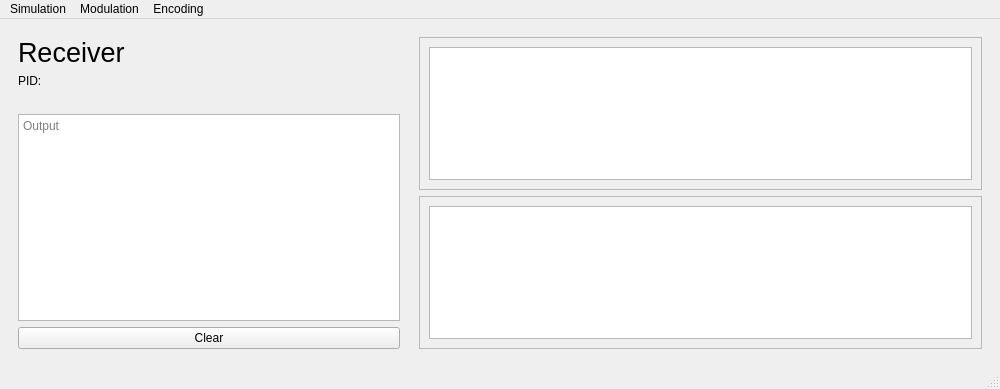
First picture: the form in R_App.ui, repository HeitorLRM/TR1_qt, before the edit.
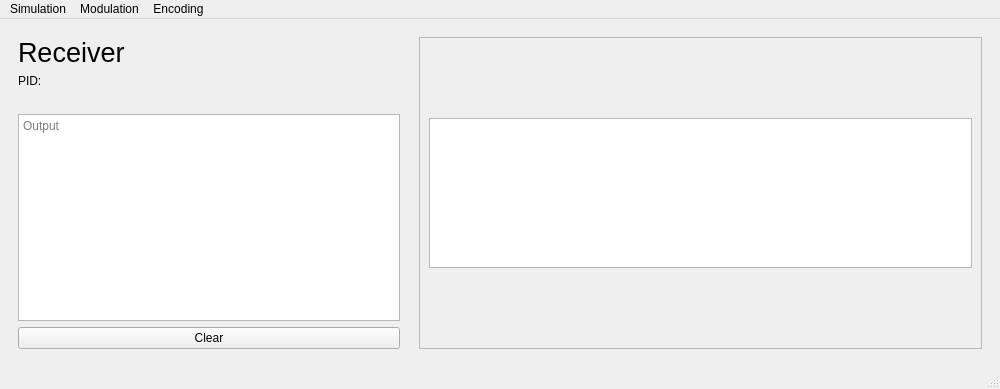
Second picture: the form after the edit. Custom widgets are drawn as their Qt base class.

Patch:
```diff
--- a/R_App.ui
+++ b/R_App.ui
@@ -102,21 +102,6 @@
         <enum>QFrame::Shape::NoFrame</enum>
        </property>
        <layout class="QVBoxLayout" name="verticalLayout_3">
-        <item>
-         <widget class="QFrame" name="frame_3">
-          <property name="frameShape">
-           <enum>QFrame::Shape::StyledPanel</enum>
-          </property>
-          <property name="frameShadow">
-           <enum>QFrame::Shadow::Raised</enum>
-          </property>
-          <layout class="QVBoxLayout" name="verticalLayout_4">
-           <item>
-            <widget class="QChartView" name="chart_signal"/>
-           </item>
-          </layout>
-         </widget>
-        </item>
         <item>
          <widget class="QFrame" name="frame_4">
           <property name="frameShape">
@@ -127,7 +112,14 @@
           </property>
           <layout class="QVBoxLayout" name="verticalLayout_5">
            <item>
-            <widget class="QChartView" name="chart_bitstream"/>
+            <widget class="QChartView" name="chart_bitstream">
+             <property name="maximumSize">
+              <size>
+               <width>16777215</width>
+               <height>150</height>
+              </size>
+             </property>
+            </widget>
            </item>
           </layout>
          </widget>
```
